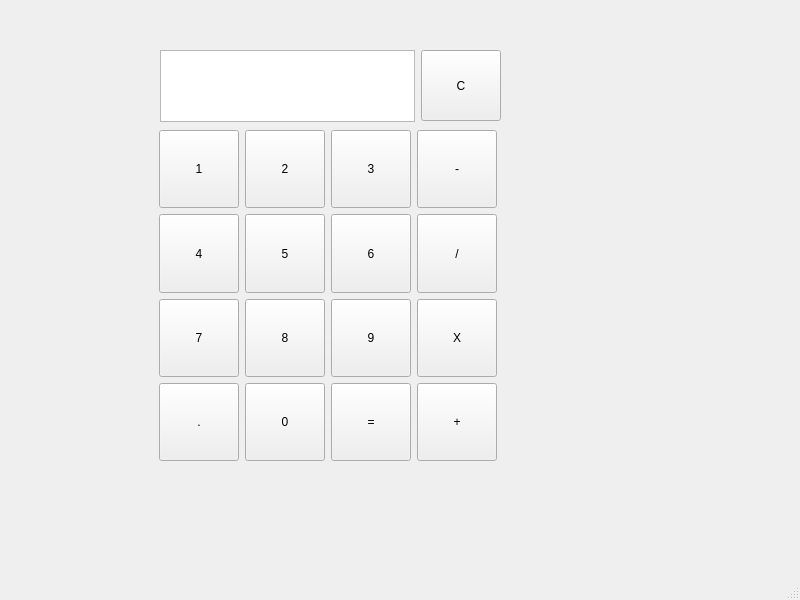
Qt form calculadora.ui (heitorPRdev/calculadora-Qt) before a commit.
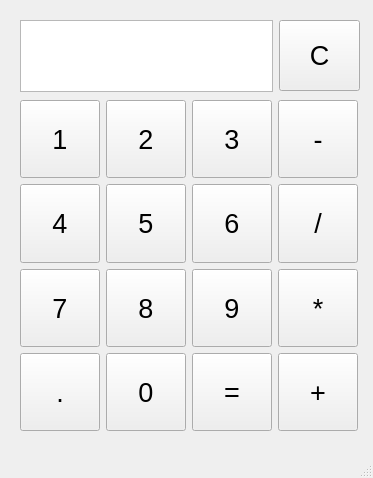
The same form after that commit.

Patch:
```diff
--- a/calculadora.ui
+++ b/calculadora.ui
@@ -6,8 +6,8 @@
    <rect>
     <x>0</x>
     <y>0</y>
-    <width>800</width>
-    <height>600</height>
+    <width>373</width>
+    <height>478</height>
    </rect>
   </property>
   <property name="windowTitle">
@@ -20,17 +20,29 @@
    <widget class="QWidget" name="layoutWidget">
     <property name="geometry">
      <rect>
-      <x>160</x>
-      <y>50</y>
+      <x>20</x>
+      <y>20</y>
       <width>341</width>
       <height>72</height>
      </rect>
     </property>
+    <property name="font">
+     <font>
+      <family>Arial</family>
+     </font>
+    </property>
     <layout class="QHBoxLayout" name="horizontalLayout">
      <item>
       <widget class="QTextEdit" name="ldtext">
+       <property name="maximumSize">
+        <size>
+         <width>253</width>
+         <height>16777215</height>
+        </size>
+       </property>
        <property name="font">
         <font>
+         <family>Arial</family>
          <pointsize>20</pointsize>
         </font>
        </property>
@@ -47,6 +59,12 @@
          <height>71</height>
         </size>
        </property>
+       <property name="font">
+        <font>
+         <family>Arial</family>
+         <pointsize>20</pointsize>
+        </font>
+       </property>
        <property name="text">
         <string>C</string>
        </property>
@@ -57,12 +75,18 @@
    <widget class="QWidget" name="layoutWidget">
     <property name="geometry">
      <rect>
-      <x>159</x>
-      <y>130</y>
-      <width>342</width>
+      <x>20</x>
+      <y>100</y>
+      <width>341</width>
       <height>331</height>
      </rect>
     </property>
+    <property name="font">
+     <font>
+      <family>Arial</family>
+      <pointsize>20</pointsize>
+     </font>
+    </property>
     <layout class="QVBoxLayout" name="verticalLayout">
      <item>
       <layout class="QHBoxLayout" name="horizontalLayout_2">
@@ -74,6 +98,12 @@
            <height>80</height>
           </size>
          </property>
+         <property name="font">
+          <font>
+           <family>Arial</family>
+           <pointsize>20</pointsize>
+          </font>
+         </property>
          <property name="text">
           <string>1</string>
          </property>
@@ -87,6 +117,12 @@
            <height>80</height>
           </size>
          </property>
+         <property name="font">
+          <font>
+           <family>Arial</family>
+           <pointsize>20</pointsize>
+          </font>
+         </property>
          <property name="text">
           <string>2</string>
          </property>
@@ -100,6 +136,12 @@
            <height>80</height>
           </size>
          </property>
+         <property name="font">
+          <font>
+           <family>Arial</family>
+           <pointsize>20</pointsize>
+          </font>
+         </property>
          <property name="text">
           <string>3</string>
          </property>
@@ -113,6 +155,12 @@
            <height>80</height>
           </size>
          </property>
+         <property name="font">
+          <font>
+           <family>Arial</family>
+           <pointsize>20</pointsize>
+          </font>
+         </property>
          <property name="text">
           <string>-</string>
          </property>
@@ -130,6 +178,12 @@
            <height>80</height>
           </size>
          </property>
+         <property name="font">
+          <font>
+           <family>Arial</family>
+           <pointsize>20</pointsize>
+          </font>
+         </property>
          <property name="text">
           <string>4</string>
          </property>
@@ -143,6 +197,12 @@
            <height>80</height>
           </size>
          </property>
+         <property name="font">
+          <font>
+           <family>Arial</family>
+           <pointsize>20</pointsize>
+          </font>
+         </property>
          <property name="text">
           <string>5</string>
          </property>
@@ -156,6 +216,12 @@
            <height>80</height>
           </size>
          </property>
+         <property name="font">
+          <font>
+           <family>Arial</family>
+           <pointsize>20</pointsize>
+          </font>
+         </property>
          <property name="text">
           <string>6</string>
          </property>
@@ -169,6 +235,12 @@
            <height>80</height>
           </size>
          </property>
+         <property name="font">
+          <font>
+           <family>Arial</family>
+           <pointsize>20</pointsize>
+          </font>
+         </property>
          <property name="text">
           <string>/</string>
          </property>
@@ -186,6 +258,12 @@
            <height>80</height>
           </size>
          </property>
+         <property name="font">
+          <font>
+           <family>Arial</family>
+           <pointsize>20</pointsize>
+          </font>
+         </property>
          <property name="text">
           <string>7</string>
          </property>
@@ -199,6 +277,12 @@
            <height>80</height>
           </size>
          </property>
+         <property name="font">
+          <font>
+           <family>Arial</family>
+           <pointsize>20</pointsize>
+          </font>
+         </property>
          <property name="text">
           <string>8</string>
          </property>
@@ -212,6 +296,12 @@
            <height>80</height>
           </size>
          </property>
+         <property name="font">
+          <font>
+           <family>Arial</family>
+           <pointsize>20</pointsize>
+          </font>
+         </property>
          <property name="text">
           <string>9</string>
          </property>
@@ -225,8 +315,14 @@
            <height>80</height>
           </size>
          </property>
+         <property name="font">
+          <font>
+           <family>Arial</family>
+           <pointsize>20</pointsize>
+          </font>
+         </property>
          <property name="text">
-          <string>X</string>
+          <string>*</string>
          </property>
         </widget>
        </item>
@@ -242,6 +338,12 @@
            <height>80</height>
           </size>
          </property>
+         <property name="font">
+          <font>
+           <family>Arial</family>
+           <pointsize>20</pointsize>
+          </font>
+         </property>
          <property name="text">
           <string>.</string>
          </property>
@@ -255,6 +357,12 @@
            <height>80</height>
           </size>
          </property>
+         <property name="font">
+          <font>
+           <family>Arial</family>
+           <pointsize>20</pointsize>
+          </font>
+         </property>
          <property name="text">
           <string>0</string>
          </property>
@@ -268,6 +376,12 @@
            <height>80</height>
           </size>
          </property>
+         <property name="font">
+          <font>
+           <family>Arial</family>
+           <pointsize>20</pointsize>
+          </font>
+         </property>
          <property name="text">
           <string>=</string>
          </property>
@@ -281,6 +395,12 @@
            <height>80</height>
           </size>
          </property>
+         <property name="font">
+          <font>
+           <family>Arial</family>
+           <pointsize>20</pointsize>
+          </font>
+         </property>
          <property name="text">
           <string>+</string>
          </property>
```
Left out of the diff: 2 changed lines with no effect on the pictures.
